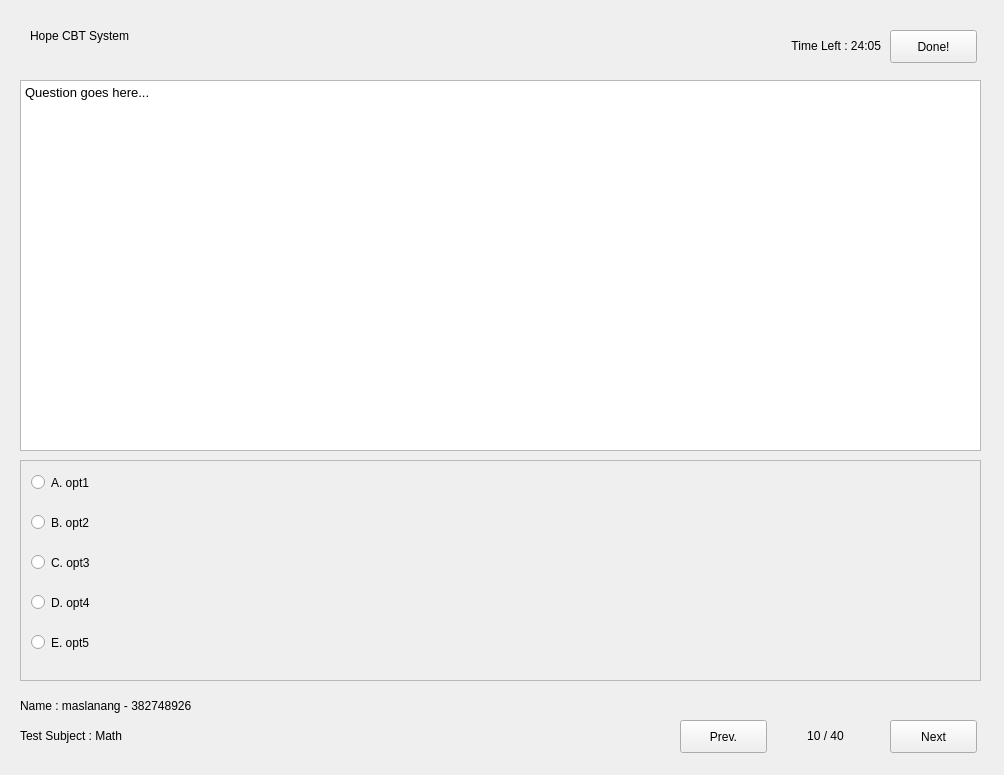
First picture: the form in ui_files/hopeCBT.ui, repository maslanangdev/HopeCBT, before the edit.
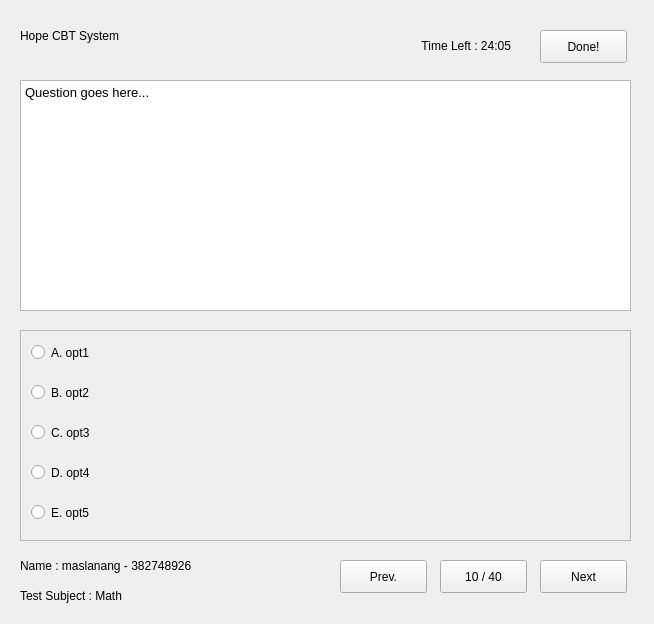
Second picture: the form after the edit.

Diff of the .ui file:
```diff
--- a/ui_files/hopeCBT.ui
+++ b/ui_files/hopeCBT.ui
@@ -6,8 +6,8 @@
    <rect>
     <x>0</x>
     <y>0</y>
-    <width>1004</width>
-    <height>775</height>
+    <width>654</width>
+    <height>624</height>
    </rect>
   </property>
   <property name="windowTitle">
@@ -17,7 +17,7 @@
    <widget class="QLabel" name="label_2">
     <property name="geometry">
      <rect>
-      <x>30</x>
+      <x>20</x>
       <y>20</y>
       <width>321</width>
       <height>31</height>
@@ -32,25 +32,25 @@
      <rect>
       <x>20</x>
       <y>80</y>
-      <width>961</width>
-      <height>371</height>
+      <width>611</width>
+      <height>231</height>
      </rect>
     </property>
     <property name="html">
      <string>&lt;!DOCTYPE HTML PUBLIC &quot;-//W3C//DTD HTML 4.0//EN&quot; &quot;http://www.w3.org/TR/REC-html40/strict.dtd&quot;&gt;
 &lt;html&gt;&lt;head&gt;&lt;meta name=&quot;qrichtext&quot; content=&quot;1&quot; /&gt;&lt;style type=&quot;text/css&quot;&gt;
 p, li { white-space: pre-wrap; }
-&lt;/style&gt;&lt;/head&gt;&lt;body style=&quot; font-family:'SF Pro Display'; font-size:10pt; font-weight:400; font-style:normal;&quot;&gt;
-&lt;p style=&quot; margin-top:0px; margin-bottom:0px; margin-left:0px; margin-right:0px; -qt-block-indent:0; text-indent:0px;&quot;&gt;Question goes here...&lt;/p&gt;&lt;/body&gt;&lt;/html&gt;</string>
+&lt;/style&gt;&lt;/head&gt;&lt;body style=&quot; font-family:'Noto Sans'; font-size:10pt; font-weight:400; font-style:normal;&quot;&gt;
+&lt;p style=&quot; margin-top:0px; margin-bottom:0px; margin-left:0px; margin-right:0px; -qt-block-indent:0; text-indent:0px;&quot;&gt;&lt;span style=&quot; font-family:'SF Pro Display';&quot;&gt;Question goes here...&lt;/span&gt;&lt;/p&gt;&lt;/body&gt;&lt;/html&gt;</string>
     </property>
    </widget>
    <widget class="QScrollArea" name="scrollArea">
     <property name="geometry">
      <rect>
       <x>20</x>
-      <y>460</y>
-      <width>961</width>
-      <height>221</height>
+      <y>330</y>
+      <width>611</width>
+      <height>211</height>
      </rect>
     </property>
     <property name="widgetResizable">
@@ -61,8 +61,8 @@
       <rect>
        <x>0</x>
        <y>0</y>
-       <width>957</width>
-       <height>217</height>
+       <width>607</width>
+       <height>207</height>
       </rect>
      </property>
      <widget class="QRadioButton" name="radioButton">
@@ -136,7 +136,7 @@
     <property name="geometry">
      <rect>
       <x>20</x>
-      <y>690</y>
+      <y>550</y>
       <width>231</width>
       <height>31</height>
      </rect>
@@ -148,7 +148,7 @@
    <widget class="QLabel" name="label_4">
     <property name="geometry">
      <rect>
-      <x>670</x>
+      <x>300</x>
       <y>30</y>
       <width>211</width>
       <height>31</height>
@@ -164,8 +164,8 @@
    <widget class="QPushButton" name="pushButton">
     <property name="geometry">
      <rect>
-      <x>680</x>
-      <y>720</y>
+      <x>340</x>
+      <y>560</y>
       <width>87</width>
       <height>33</height>
      </rect>
@@ -177,8 +177,8 @@
    <widget class="QPushButton" name="pushButton_2">
     <property name="geometry">
      <rect>
-      <x>890</x>
-      <y>720</y>
+      <x>540</x>
+      <y>560</y>
       <width>87</width>
       <height>33</height>
      </rect>
@@ -191,7 +191,7 @@
     <property name="geometry">
      <rect>
       <x>20</x>
-      <y>720</y>
+      <y>580</y>
       <width>251</width>
       <height>31</height>
      </rect>
@@ -203,7 +203,7 @@
    <widget class="QPushButton" name="pushButton_3">
     <property name="geometry">
      <rect>
-      <x>890</x>
+      <x>540</x>
       <y>30</y>
       <width>87</width>
       <height>33</height>
@@ -213,24 +213,18 @@
      <string>Done!</string>
     </property>
    </widget>
-   <widget class="QLabel" name="label_6">
+   <widget class="QPushButton" name="pushButton_number">
     <property name="geometry">
      <rect>
-      <x>770</x>
-      <y>720</y>
-      <width>111</width>
-      <height>31</height>
+      <x>440</x>
+      <y>560</y>
+      <width>87</width>
+      <height>33</height>
      </rect>
     </property>
     <property name="text">
      <string>10 / 40</string>
     </property>
-    <property name="textFormat">
-     <enum>Qt::AutoText</enum>
-    </property>
-    <property name="alignment">
-     <set>Qt::AlignCenter</set>
-    </property>
    </widget>
   </widget>
   <action name="actionSettings">
```
Left out of the diff: 6 changed lines with no effect on the pictures.
